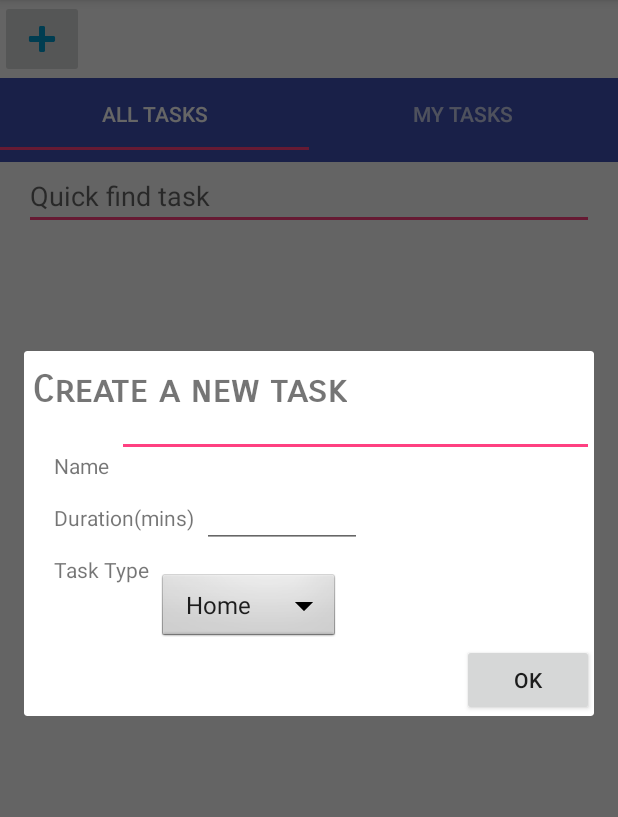
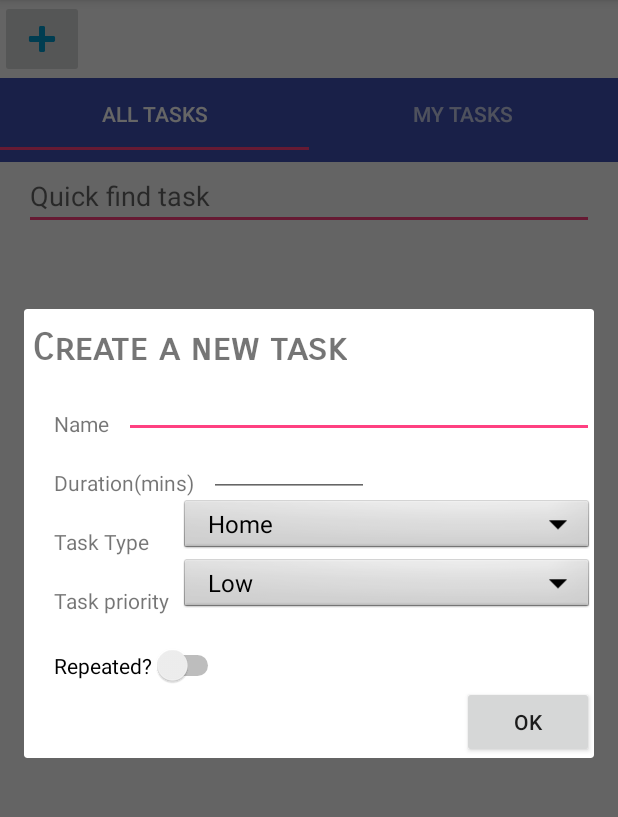
Before and after one commit to my3hegde/Work-Wise, an Android app: the TaskAddAndViewActivity screen opened directly, with no data from a screen before it, after a tap on "image_button_add", on a phone screen of 412 x 824 dp, the part 84-901 px from its top. Run offline under Robolectric (Android 15) with nearby library versions, the phone set to English and light mode, and no system bars.

Commit message:
Create task complete

```diff
--- a/app/src/main/java/com/allforone/oneforall/workwise/CreateGroupActivity.java
+++ b/app/src/main/java/com/allforone/oneforall/workwise/CreateGroupActivity.java
@@ -26,8 +26,8 @@ public class CreateGroupActivity extends Activity implements View.OnClickListene
 
     @Override
     public void onClick(View v){
-        Intent openTabbedView = new Intent("com.allforone.oneforall.workwise.TaskAddAndViewActivity");
-        startActivity(openTabbedView);
+        Intent createGroup = new Intent("com.allforone.oneforall.workwise.TaskAddAndViewActivity");
+        startActivity(createGroup);
     }
 
     @Override
--- a/app/src/main/java/com/allforone/oneforall/workwise/CreateTaskDialog.java
+++ b/app/src/main/java/com/allforone/oneforall/workwise/CreateTaskDialog.java
@@ -8,8 +8,12 @@ import android.view.View;
 import android.view.Window;
 import android.widget.AdapterView;
 import android.widget.ArrayAdapter;
+import android.widget.AutoCompleteTextView;
 import android.widget.Button;
+import android.widget.CompoundButton;
+import android.widget.EditText;
 import android.widget.Spinner;
+import android.widget.Switch;
 
 /**
  * Created by Maithri on 2017-05-06.
@@ -20,9 +24,27 @@ public class CreateTaskDialog extends Dialog implements View.OnClickListener{
     private static final int TASK_TYPE_HOME = 0;
     private static final int TASK_TYPE_WORK = 1;
 
+    private static final int TASK_PRIORITY_LOW = 0;
+    private static final int TASK_PRIORITY_MEDIUM = 1;
+    private static final int TASK_PRIORITY_HIGH = 2;
+    private static final int TASK_PRIORITY_CRITICAL = 3;
+
+    private static final int TASK_NOT_REPEATED = 0;
+    private static final int TASK_REPEATED = 1;
+
+    private String mEnteredTaskName = "";
+    private int mEnteredTaskDuration;
     private int mSelectedTaskType =  TASK_TYPE_HOME;
+    private int mSelectedPriority =  TASK_PRIORITY_LOW;
+    private int mTaskRepeated = TASK_NOT_REPEATED;
+
+
     private Button mOkButton = null;
     private Spinner mTaskTypeList = null;
+    private Spinner mTaskPriorityList = null;
+    private Switch mSwitch = null;
+    private AutoCompleteTextView mTaskName = null;
+    private EditText mTaskDuration = null;
     public CreateTaskDialog(Activity activity) {
         super(activity);
     }
@@ -35,19 +57,28 @@ public class CreateTaskDialog extends Dialog implements View.OnClickListener{
 
         setContentView(dialogView);
 
+        try {
+            mTaskName = (AutoCompleteTextView) findViewById(R.id.task_name);
+            mEnteredTaskName = mTaskName.getText().toString();
+
+            mTaskDuration = (EditText) findViewById(R.id.task_duration);
+            mEnteredTaskDuration = Integer.parseInt(mTaskDuration.getText().toString());
+        } catch(NumberFormatException ex){
+
+        }
             mOkButton = (Button) findViewById(R.id.add_task_button);
             mOkButton.setOnClickListener(this);
 
             mTaskTypeList = (Spinner) findViewById(R.id.task_type);
             ArrayAdapter<CharSequence> adapter = ArrayAdapter.createFromResource(getContext(),
-                R.array.task_types_array, android.R.layout.simple_spinner_item);
+                    R.array.task_types_array, android.R.layout.simple_spinner_dropdown_item);
             mTaskTypeList.setAdapter(adapter);
             mTaskTypeList.setOnItemSelectedListener(new AdapterView.OnItemSelectedListener() {
                 @Override
                 public void onItemSelected(AdapterView<?> parent, View view, int position, long id) {
                     Log.v("item", (String) parent.getItemAtPosition(position));
                     int pos = parent.getSelectedItemPosition();
-                if(pos == 0){
+                    if (pos == 0) {
                         mSelectedTaskType = TASK_TYPE_HOME;
                     } else {
                         mSelectedTaskType = TASK_TYPE_WORK;
@@ -59,6 +90,51 @@ public class CreateTaskDialog extends Dialog implements View.OnClickListener{
 
                 }
             });
+
+            mTaskPriorityList = (Spinner) findViewById(R.id.task_priority);
+            adapter = ArrayAdapter.createFromResource(getContext(),
+                    R.array.task_priorities_array, android.R.layout.simple_spinner_dropdown_item);
+            mTaskPriorityList.setAdapter(adapter);
+            mTaskPriorityList.setOnItemSelectedListener(new AdapterView.OnItemSelectedListener() {
+                @Override
+                public void onItemSelected(AdapterView<?> parent, View view, int position, long id) {
+                    int pos = parent.getSelectedItemPosition();
+                    switch (pos) {
+                        case 0:
+                            mSelectedPriority = TASK_PRIORITY_LOW;
+                            break;
+                        case 1:
+                            mSelectedPriority = TASK_PRIORITY_MEDIUM;
+                            break;
+                        case 2:
+                            mSelectedPriority = TASK_PRIORITY_HIGH;
+                            break;
+                        case 3:
+                            mSelectedPriority = TASK_PRIORITY_CRITICAL;
+                            break;
+                        default:
+                            mSelectedPriority = TASK_PRIORITY_LOW;
+                    }
+                }
+
+                @Override
+                public void onNothingSelected(AdapterView<?> parent) {
+
+                }
+            });
+
+            mSwitch = (Switch) findViewById(R.id.switch1);
+            mSwitch.setOnCheckedChangeListener(new CompoundButton.OnCheckedChangeListener() {
+                @Override
+                public void onCheckedChanged(CompoundButton buttonView, boolean isChecked) {
+                    if (isChecked) {
+                        mTaskRepeated = TASK_REPEATED;
+                    } else {
+                        mTaskRepeated = TASK_NOT_REPEATED;
+                    }
+                }
+            });
+
 
     }
 
--- a/app/src/main/res/layout/create_task_dialog.xml
+++ b/app/src/main/res/layout/create_task_dialog.xml
@@ -36,7 +36,7 @@
         android:layout_alignStart="@+id/task_name_title"
         android:layout_alignLeft="@+id/task_name_title"
         android:layout_below="@+id/task_name_title"
-        android:layout_marginTop="15dp"
+        android:layout_marginTop="20dp"
         android:text="Duration(mins)" />
 
     <TextView
@@ -46,28 +46,39 @@
         android:layout_alignStart="@+id/task_duration_title"
         android:layout_alignLeft="@+id/task_duration_title"
         android:layout_below="@+id/task_duration_title"
-        android:layout_marginTop="15dp"
+        android:layout_marginTop="20dp"
         android:text="Task Type" />
+
+    <TextView
+        android:id="@+id/task_priority_title"
+        android:layout_width="wrap_content"
+        android:layout_height="wrap_content"
+        android:layout_alignStart="@+id/task_type_title"
+        android:layout_alignLeft="@+id/task_type_title"
+        android:layout_below="@+id/task_type_title"
+        android:layout_marginTop="20dp"
+        android:text="Task priority" />
+
 
     <AutoCompleteTextView
         android:id="@+id/task_name"
         android:layout_width="wrap_content"
         android:layout_height="wrap_content"
         android:layout_toRightOf="@id/task_name_title"
+        android:layout_alignBottom="@+id/task_name_title"
         android:layout_alignParentRight="true"
         android:layout_alignParentEnd="true"
-        android:layout_marginTop="25dp"
-        android:layout_marginLeft="5dp"
+        android:layout_marginLeft="10dp"
         android:ems="10"/>
 
     <EditText
         android:id="@+id/task_duration"
         android:layout_width="wrap_content"
         android:layout_height="wrap_content"
+        android:layout_alignBottom="@+id/task_duration_title"
         android:layout_toRightOf="@id/task_duration_title"
         android:layout_below="@+id/task_name"
-        android:layout_marginTop="15dp"
-        android:layout_marginLeft="5dp"
+        android:layout_marginLeft="10dp"
         android:inputType="number"
         android:ems="5"/>
 
@@ -76,11 +87,36 @@
         android:layout_width="wrap_content"
         android:layout_height="wrap_content"
         android:layout_below="@+id/task_duration"
-        android:layout_marginTop="15dp"
-        android:layout_marginLeft="5dp"
+        android:layout_alignParentRight="true"
+        android:layout_alignParentEnd="true"
+        android:layout_marginLeft="20dp"
+        android:layout_alignBottom="@+id/task_type_title"
         android:layout_toRightOf="@+id/task_type_title"
         android:background="@android:drawable/btn_dropdown"
         android:spinnerMode="dropdown" />
+
+    <Spinner
+        android:id="@+id/task_priority"
+        android:layout_width="wrap_content"
+        android:layout_height="wrap_content"
+        android:layout_below="@+id/task_type"
+        android:layout_alignBottom="@+id/task_priority_title"
+        android:layout_alignParentRight="true"
+        android:layout_alignParentEnd="true"
+        android:layout_marginLeft="20dp"
+        android:layout_toRightOf="@+id/task_type_title"
+        android:background="@android:drawable/btn_dropdown"
+        android:spinnerMode="dropdown" />
+
+    <Switch
+        android:id="@+id/switch1"
+        android:layout_width="wrap_content"
+        android:layout_height="wrap_content"
+        android:layout_alignStart="@id/task_priority_title"
+        android:layout_alignLeft="@+id/task_priority_title"
+        android:text="Repeated?"
+        android:layout_marginTop="20dp"
+        android:layout_below="@+id/task_priority" />
 
     <Button
         android:id="@+id/add_task_button"
@@ -88,9 +124,10 @@
         android:layout_height="wrap_content"
         android:layout_alignParentEnd="true"
         android:layout_alignParentRight="true"
-        android:layout_below="@+id/task_type"
+        android:layout_below="@+id/switch1"
         android:text="OK" />
 
 
 
+
 </RelativeLayout>
--- a/app/src/main/res/values/strings.xml
+++ b/app/src/main/res/values/strings.xml
@@ -13,6 +13,13 @@
         <item>Work</item>
     </string-array>
 
+    <string-array name="task_priorities_array">
+        <item>Low</item>
+        <item>Medium</item>
+        <item>High</item>
+        <item>Critical</item>
+    </string-array>
+
 
 
 </resources>
```
Lines whose indentation alone changed are shown as unchanged.
